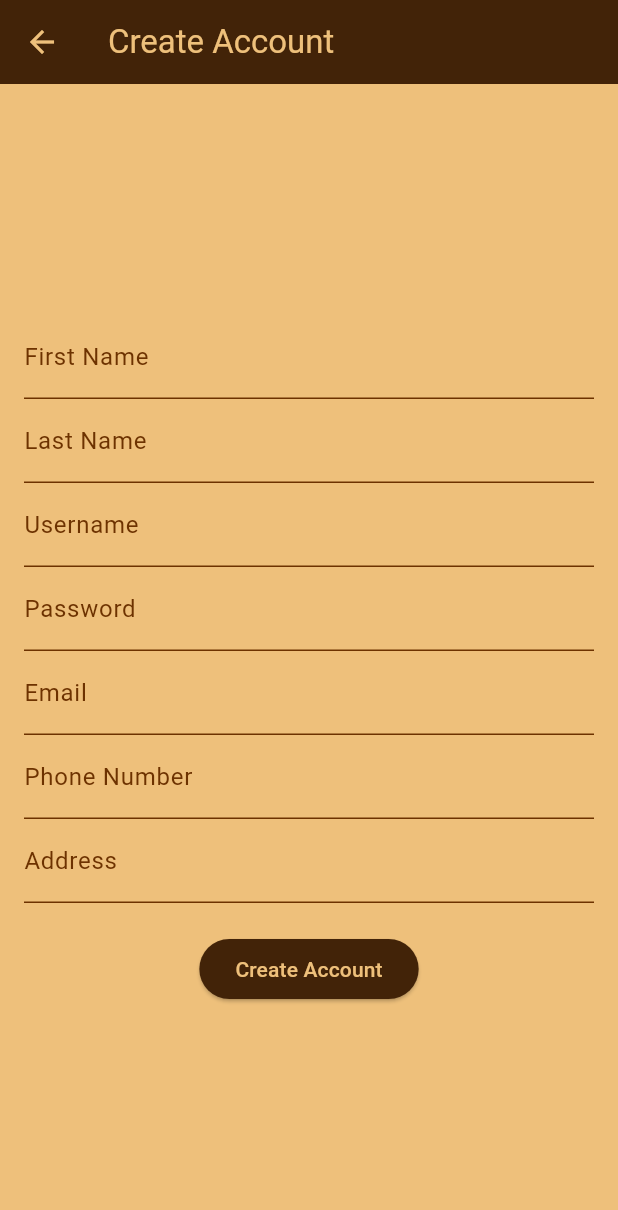
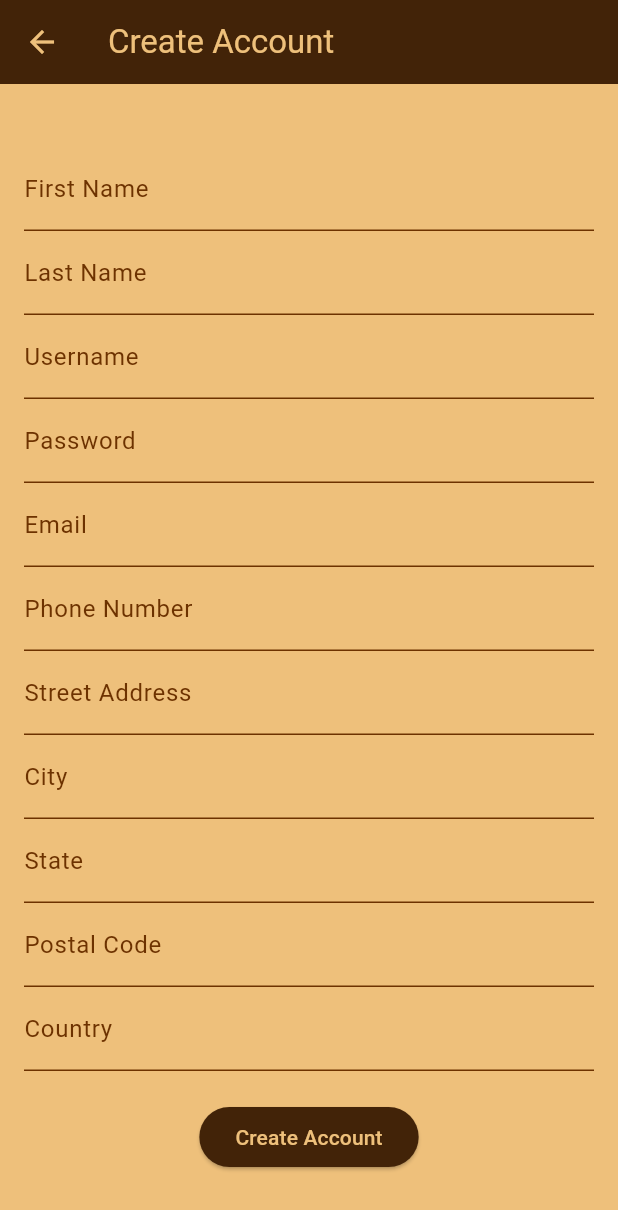
Before and after one commit to Jayjolie1026/BakeryManagement, a Flutter app: the CreateAccountPage screen opened directly, after a tap on "Create Account", on a phone screen of 412 x 824 dp. Shown: the top 1210 px of the screen. Run offline on Flutter 3.47's test engine with Material 3 defaults, Android fonts, the phone set to English and light mode, and no system bars; network calls fail.

Commit message:
debuging creating account

```diff
--- a/bakery_management/lib/main.dart
+++ b/bakery_management/lib/main.dart
@@ -275,7 +275,13 @@ class _CreateAccountPageState extends State<CreateAccountPage> {
   final TextEditingController _passwordController = TextEditingController();
   final TextEditingController _emailController = TextEditingController();
   final TextEditingController _phoneNumberController = TextEditingController();
-  final TextEditingController _addressController = TextEditingController();
+  final TextEditingController _streetAddressController = TextEditingController();
+  final TextEditingController _cityController = TextEditingController();
+  final TextEditingController _stateController = TextEditingController();
+  final TextEditingController _postalCodeController = TextEditingController();
+  final TextEditingController _countryController = TextEditingController();
+// Assuming the user selects an address type (e.g., home, work, etc.)
+  int _selectedAddressType = 1; // Default or user-selected
 
 
   final _apiUrl = Uri.parse('https://bakerymanagement-efgmhebnd5aggagn.eastus-01.azurewebsites.net/users'); // Replace with your API URL
@@ -291,15 +297,24 @@ class _CreateAccountPageState extends State<CreateAccountPage> {
         'password': _passwordController.text,
         'email': _emailController.text,
         'phoneNumber': _phoneNumberController.text,
-        'address': _addressController.text,
+        'address': {
+        'streetAddress': _streetAddressController.text,
+        'city': _cityController.text,
+        'state': _stateController.text,
+        'postalCode': _postalCodeController.text,
+        'country': _countryController.text,
+        'addressTypeID': _selectedAddressType,
+      }
       }),
     );
+    print("Response status code: ${response.statusCode}");
+    print("Response body: ${response.body}");
 
     if (response.statusCode == 201) {
       Navigator.pop(context); // Go back to the previous page (sign-in page)
     } else {
       ScaffoldMessenger.of(context).showSnackBar(
-        const SnackBar(content: Text('Failed to create account')),
+        SnackBar(content: Text('Failed to create account: ${response.body}')),
       );
     }
   }
@@ -397,11 +412,24 @@ class _CreateAccountPageState extends State<CreateAccountPage> {
               ),
               ),
             ),
-            TextField(
-              controller: _addressController,
+           TextField(
+            controller: _streetAddressController,
+            style: TextStyle(color: const Color(0xFF6D3200)),
+            decoration: const InputDecoration(labelText: 'Street Address',
+             labelStyle: TextStyle(color: Color(0xFF6D3200)),
+              focusedBorder: UnderlineInputBorder(
+              borderSide: BorderSide(color: const Color(0xFF6D3200)), // Focused border color
+              ),
+              enabledBorder: UnderlineInputBorder(
+              borderSide: BorderSide(color: const Color(0xFF6D3200)), // Enabled border color
+              ),
+            ),
+          ),
+          TextField(
+              controller: _cityController,
               style: TextStyle(color: const Color(0xFF6D3200)),
-              decoration: const InputDecoration(labelText: 'Address',
-              labelStyle: TextStyle(color: Color(0xFF6D3200)),
+              decoration: const InputDecoration(labelText: 'City',
+               labelStyle: TextStyle(color: Color(0xFF6D3200)),
               focusedBorder: UnderlineInputBorder(
               borderSide: BorderSide(color: const Color(0xFF6D3200)), // Focused border color
               ),
@@ -409,7 +437,47 @@ class _CreateAccountPageState extends State<CreateAccountPage> {
               borderSide: BorderSide(color: const Color(0xFF6D3200)), // Enabled border color
               ),
               ),
-            ),
+          ),
+          TextField(
+              controller: _stateController,
+              style: TextStyle(color: const Color(0xFF6D3200)),
+              decoration: const InputDecoration(labelText: 'State',
+               labelStyle: TextStyle(color: Color(0xFF6D3200)),
+              focusedBorder: UnderlineInputBorder(
+              borderSide: BorderSide(color: const Color(0xFF6D3200)), // Focused border color
+              ),
+              enabledBorder: UnderlineInputBorder(
+              borderSide: BorderSide(color: const Color(0xFF6D3200)), // Enabled border color
+              ),
+              ),
+          ),
+          TextField(
+              controller: _postalCodeController,
+              style: TextStyle(color: const Color(0xFF6D3200)),
+              decoration: const InputDecoration(labelText: 'Postal Code',
+               labelStyle: TextStyle(color: Color(0xFF6D3200)),
+              focusedBorder: UnderlineInputBorder(
+              borderSide: BorderSide(color: const Color(0xFF6D3200)), // Focused border color
+              ),
+              enabledBorder: UnderlineInputBorder(
+              borderSide: BorderSide(color: const Color(0xFF6D3200)), // Enabled border color
+              ),
+              ),
+          ),
+          TextField(
+              controller: _countryController,
+              style: TextStyle(color: const Color(0xFF6D3200)),
+              decoration: const InputDecoration(labelText: 'Country',
+               labelStyle: TextStyle(color: Color(0xFF6D3200)),
+              focusedBorder: UnderlineInputBorder(
+              borderSide: BorderSide(color: const Color(0xFF6D3200)), // Focused border color
+              ),
+              enabledBorder: UnderlineInputBorder(
+              borderSide: BorderSide(color: const Color(0xFF6D3200)), // Enabled border color
+              ),
+              ),
+          ),
+
             const SizedBox(height: 20),
             ElevatedButton(
               onPressed: _createAccount,
```
Also changed, not shown: 1 other file.
